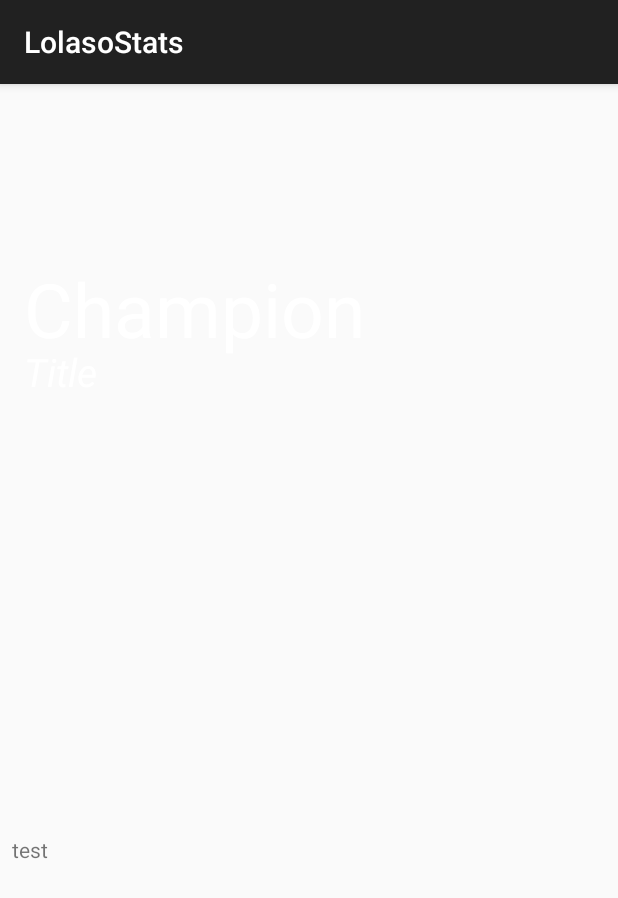
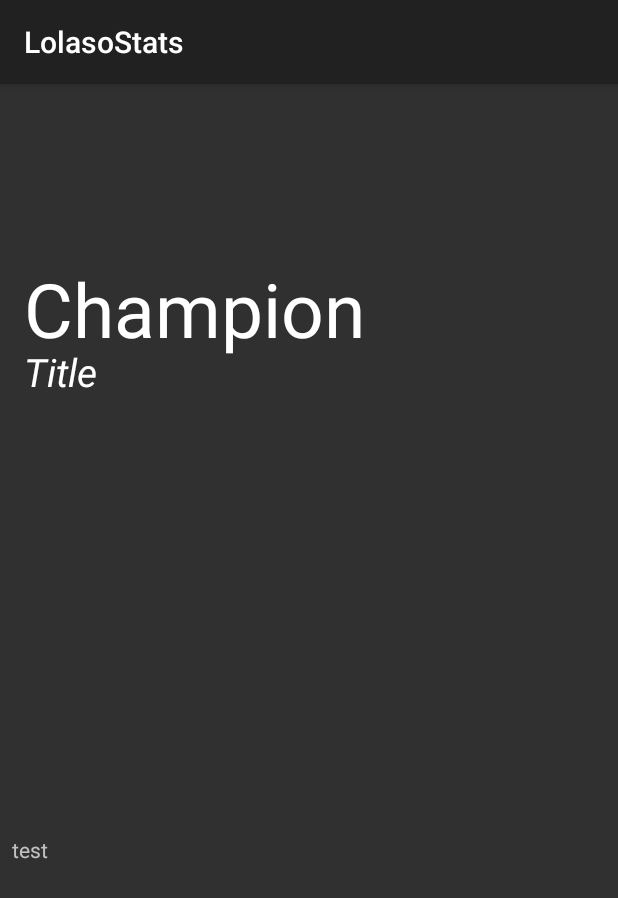
Before and after one commit to byempy/LolasoApp, an Android app: the ChampionDetailsActivity screen opened directly, with no data from a screen before it, on a phone screen of 412 x 824 dp. Shown: the top 898 px of the screen. Run offline under Robolectric (Android 15) with nearby library versions, the phone set to English and light mode, and no system bars; 7 statements that could not run were skipped.

Commit message:
tema nuevo

```diff
--- a/app/src/main/AndroidManifest.xml
+++ b/app/src/main/AndroidManifest.xml
@@ -13,7 +13,7 @@
         <activity android:name=".MainActivity"/>
         <activity
             android:name=".SplashActivity"
-            android:theme="@style/Theme.AppCompat.Light.NoActionBar">
+            android:theme="@style/SplashTheme">
             <intent-filter>
                 <action android:name="android.intent.action.MAIN" />
 
--- a/app/src/main/res/values/styles.xml
+++ b/app/src/main/res/values/styles.xml
@@ -1,7 +1,7 @@
 <resources>
 
     <!-- Base application theme. -->
-    <style name="AppTheme" parent="Theme.AppCompat.Light.DarkActionBar">
+    <style name="AppTheme" parent="Theme.AppCompat">
         <!-- Customize your theme here. -->
     </style>
 
```
